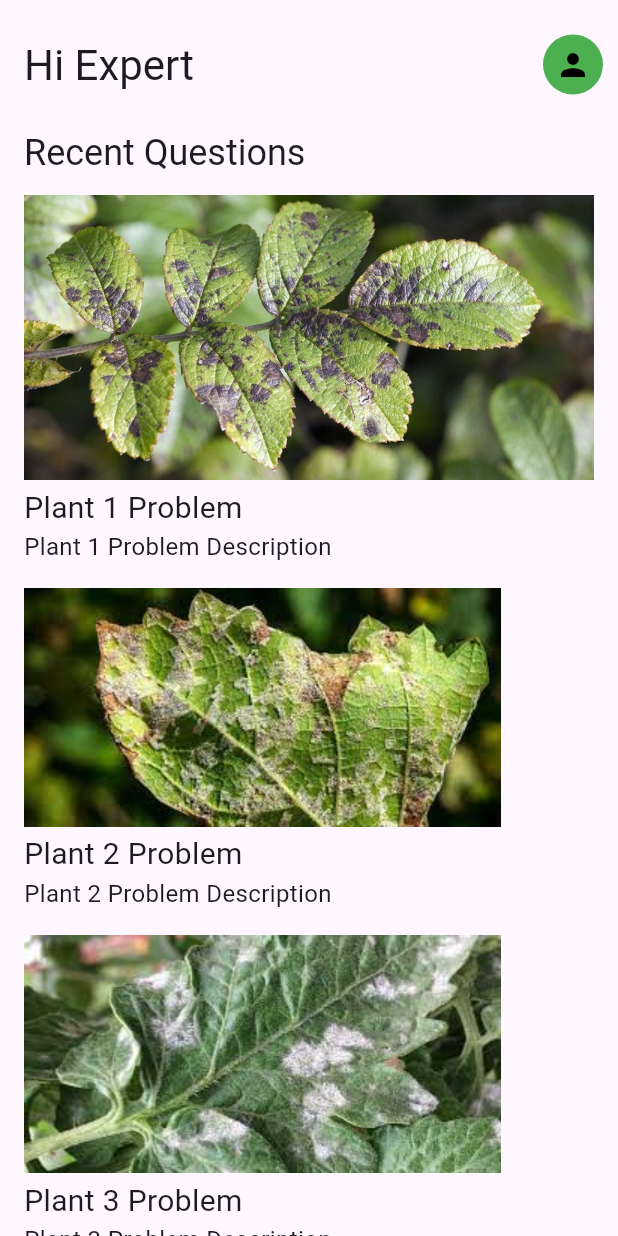
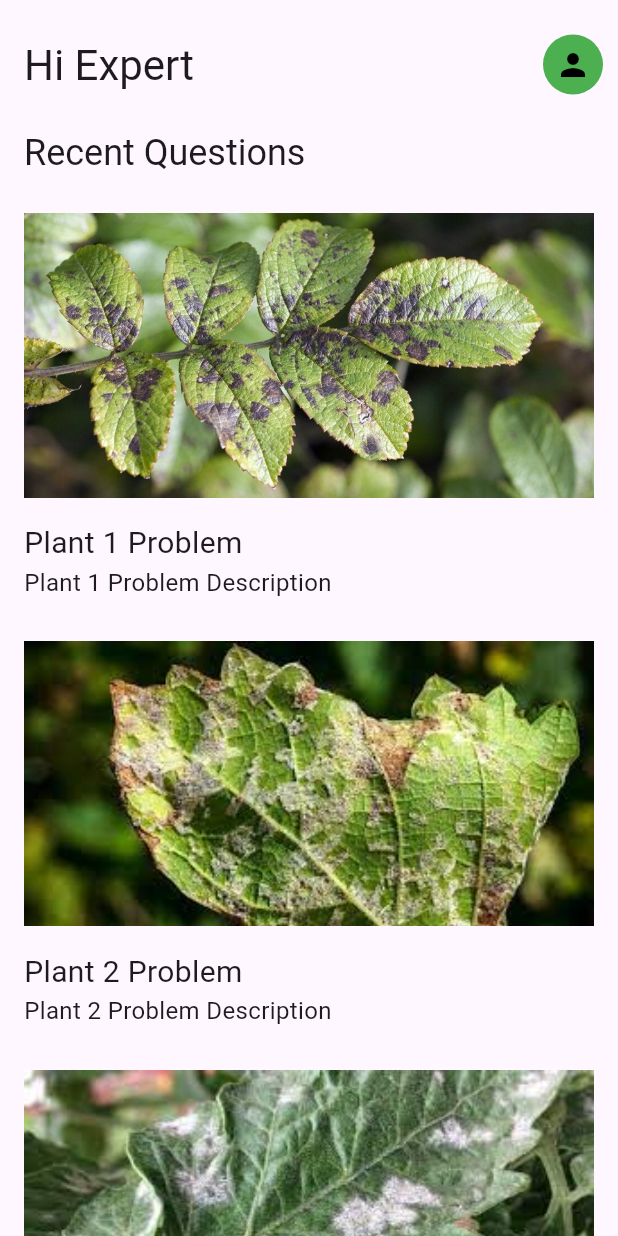
Before and after one commit to siddhesh12323/sih_prototype, a Flutter app: the ExpertHomeScreen screen opened by its route, on a phone screen of 412 x 824 dp. Run offline on Flutter 3.47's test engine with Material 2 defaults, Android fonts, the light colour scheme and no system bars.

Commit message:
commit 2

```diff
--- a/lib/screens/expert_home.dart
+++ b/lib/screens/expert_home.dart
@@ -67,7 +67,11 @@ class _ExpertHomeScreenState extends State<ExpertHomeScreen> {
                               child: questionCard(
                                   'plant$index.jpg',
                                   'Plant $index Problem',
-                                  'Plant $index Problem Description'),
+                                  'Plant $index Problem Description',
+                                  MediaQuery.of(context).size.width - 32,
+                                  ((9 / 16) *
+                                      (MediaQuery.of(context).size.width -
+                                          32))),
                             ),
                           );
                   }))),
--- a/lib/screens/farmer_home.dart
+++ b/lib/screens/farmer_home.dart
@@ -68,7 +68,10 @@ class _FarmerHomeScreenState extends State<FarmerHomeScreen> {
                             child: questionCard(
                                 'plant$index.jpg',
                                 'Plant $index Problem',
-                                'Plant $index Problem Description'),
+                                'Plant $index Problem Description',
+                                MediaQuery.of(context).size.width - 32,
+                                ((9 / 16) *
+                                    (MediaQuery.of(context).size.width - 32))),
                           ),
                         );
                 })),
--- a/lib/screens/question_card.dart
+++ b/lib/screens/question_card.dart
@@ -1,12 +1,18 @@
 import 'package:flutter/material.dart';
 import 'package:sih_prototype/screens/sizedbox.dart';
 
-Widget questionCard(
-    String problemImage, String problemName, String problemDescription) {
+Widget questionCard(String problemImage, String problemName,
+    String problemDescription, double width, double height) {
   return Column(
     crossAxisAlignment: CrossAxisAlignment.start,
     children: [
-      Image.asset('images/$problemImage'),
+      Container(
+          width: width,
+          height: height,
+          child: Image.asset(
+            'images/$problemImage',
+            fit: BoxFit.fitWidth,
+          )),
       sizedBox(4, 0),
       Text(problemName, style: const TextStyle(fontSize: 20)),
       //sizedBox(2, 0),
```
Also changed, not shown: lib/screens/expert_question_page.dart (+10 -1 lines), lib/screens/farmer_question_page.dart (+10 -1 lines), lib/screens/view_image.dart (added, +21 -0 lines).
